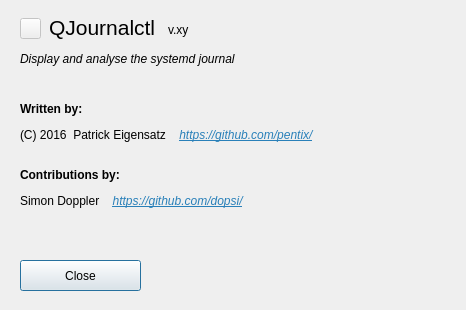
This is ui/aboutdialog.ui in pentix/qjournalctl as Qt 5 draws it before an edit. The edited form follows.
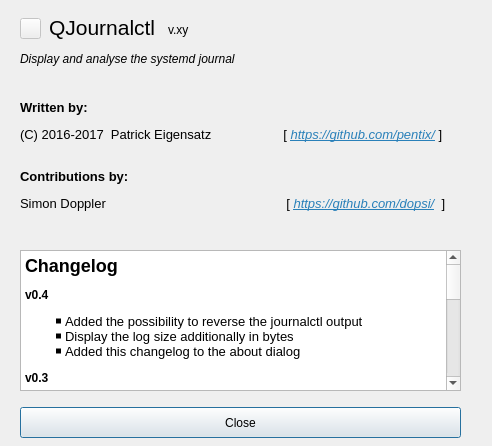
This is the edited form. Icons and pictures are not drawn.

Commit message: Added changelog to the about dialog

The edit to the form file:
```diff
--- a/ui/aboutdialog.ui
+++ b/ui/aboutdialog.ui
@@ -6,8 +6,8 @@
    <rect>
     <x>0</x>
     <y>0</y>
-    <width>466</width>
-    <height>310</height>
+    <width>492</width>
+    <height>446</height>
    </rect>
   </property>
   <property name="windowTitle">
@@ -56,20 +56,27 @@
     <rect>
      <x>20</x>
      <y>75</y>
-     <width>411</width>
+     <width>441</width>
      <height>161</height>
     </rect>
    </property>
    <property name="text">
-    <string>&lt;html&gt;&lt;head/&gt;&lt;body&gt;&lt;p&gt;&lt;span style=&quot; font-weight:600;&quot;&gt;Written by:&lt;/span&gt;&lt;/p&gt;&lt;p&gt;(C) 2016 &amp;nbsp;Patrick Eigensatz&amp;nbsp;&amp;nbsp;&amp;nbsp;&amp;nbsp;&lt;a href=&quot;https://github.com/pentix/&quot;&gt;&lt;span style=&quot; font-style:italic; text-decoration: underline; color:#2980b9;&quot;&gt;https://github.com/pentix/&lt;/span&gt;&lt;/a&gt;&lt;br/&gt;&lt;/p&gt;&lt;p&gt;&lt;span style=&quot; font-weight:600;&quot;&gt;Contributions by:&lt;/span&gt;&lt;/p&gt;&lt;p&gt;Simon Doppler&amp;nbsp;&amp;nbsp;&amp;nbsp;&amp;nbsp;&lt;a href=&quot;https://github.com/dopsi/&quot;&gt;&lt;span style=&quot; font-style:italic; text-decoration: underline; color:#2980b9;&quot;&gt;https://github.com/dopsi/&lt;/span&gt;&lt;/a&gt;&lt;/p&gt;&lt;/body&gt;&lt;/html&gt;</string>
+    <string>&lt;!DOCTYPE HTML PUBLIC &quot;-//W3C//DTD HTML 4.0//EN&quot; &quot;http://www.w3.org/TR/REC-html40/strict.dtd&quot;&gt;
+&lt;html&gt;&lt;head&gt;&lt;meta name=&quot;qrichtext&quot; content=&quot;1&quot; /&gt;&lt;style type=&quot;text/css&quot;&gt;
+p, li { white-space: pre-wrap; }
+&lt;/style&gt;&lt;/head&gt;&lt;body style=&quot; font-family:'Noto Sans'; font-size:10pt; font-weight:400; font-style:normal;&quot;&gt;
+&lt;p style=&quot; margin-top:12px; margin-bottom:12px; margin-left:0px; margin-right:0px; -qt-block-indent:0; text-indent:0px;&quot;&gt;&lt;span style=&quot; font-weight:600;&quot;&gt;Written by:&lt;/span&gt;&lt;/p&gt;
+&lt;p style=&quot; margin-top:12px; margin-bottom:12px; margin-left:0px; margin-right:0px; -qt-block-indent:0; text-indent:0px;&quot;&gt;(C) 2016-2017  Patrick Eigensatz                    [ &lt;a href=&quot;https://github.com/pentix/&quot;&gt;&lt;span style=&quot; font-style:italic; text-decoration: underline; color:#2980b9;&quot;&gt;https://github.com/pentix/&lt;/span&gt;&lt;/a&gt; ]&lt;br /&gt;&lt;/p&gt;
+&lt;p style=&quot; margin-top:12px; margin-bottom:12px; margin-left:0px; margin-right:0px; -qt-block-indent:0; text-indent:0px;&quot;&gt;&lt;span style=&quot; font-weight:600;&quot;&gt;Contributions by:&lt;/span&gt;&lt;/p&gt;
+&lt;p style=&quot; margin-top:12px; margin-bottom:12px; margin-left:0px; margin-right:0px; -qt-block-indent:0; text-indent:0px;&quot;&gt;Simon Doppler                                                  [ &lt;a href=&quot;https://github.com/dopsi/&quot;&gt;&lt;span style=&quot; font-style:italic; text-decoration: underline; color:#2980b9;&quot;&gt;https://github.com/dopsi/&lt;/span&gt;&lt;/a&gt;  ]&lt;/p&gt;&lt;/body&gt;&lt;/html&gt;</string>
    </property>
   </widget>
   <widget class="QPushButton" name="pushButton">
    <property name="geometry">
     <rect>
      <x>20</x>
-     <y>260</y>
-     <width>121</width>
+     <y>407</y>
+     <width>441</width>
      <height>31</height>
     </rect>
    </property>
@@ -115,6 +122,46 @@
      <normaloff>:/ui/icon.xpm</normaloff>:/ui/icon.xpm</iconset>
    </property>
   </widget>
+  <widget class="QTextEdit" name="textEdit">
+   <property name="geometry">
+    <rect>
+     <x>20</x>
+     <y>250</y>
+     <width>441</width>
+     <height>141</height>
+    </rect>
+   </property>
+   <property name="readOnly">
+    <bool>true</bool>
+   </property>
+   <property name="html">
+    <string>&lt;!DOCTYPE HTML PUBLIC &quot;-//W3C//DTD HTML 4.0//EN&quot; &quot;http://www.w3.org/TR/REC-html40/strict.dtd&quot;&gt;
+&lt;html&gt;&lt;head&gt;&lt;meta name=&quot;qrichtext&quot; content=&quot;1&quot; /&gt;&lt;style type=&quot;text/css&quot;&gt;
+p, li { white-space: pre-wrap; }
+&lt;/style&gt;&lt;/head&gt;&lt;body style=&quot; font-family:'Noto Sans'; font-size:10pt; font-weight:400; font-style:normal;&quot;&gt;
+&lt;p style=&quot; margin-top:16px; margin-bottom:12px; margin-left:0px; margin-right:0px; -qt-block-indent:0; text-indent:0px;&quot;&gt;&lt;a name=&quot;changelog&quot;&gt;&lt;/a&gt;&lt;span style=&quot; font-size:x-large; font-weight:600;&quot;&gt;C&lt;/span&gt;&lt;span style=&quot; font-size:x-large; font-weight:600;&quot;&gt;hangelog&lt;/span&gt;&lt;/p&gt;
+&lt;p style=&quot; margin-top:12px; margin-bottom:12px; margin-left:0px; margin-right:0px; -qt-block-indent:0; text-indent:0px;&quot;&gt;&lt;a name=&quot;v0-4&quot;&gt;&lt;/a&gt;&lt;span style=&quot; font-size:medium; font-weight:600;&quot;&gt;v&lt;/span&gt;&lt;span style=&quot; font-size:medium; font-weight:600;&quot;&gt;0.4&lt;/span&gt;&lt;/p&gt;
+&lt;ul type=&quot;square&quot; style=&quot;margin-top: 0px; margin-bottom: 0px; margin-left: 0px; margin-right: 0px; -qt-list-indent: 1;&quot;&gt;&lt;li style=&quot; margin-top:12px; margin-bottom:0px; margin-left:0px; margin-right:0px; -qt-block-indent:0; text-indent:0px;&quot;&gt;Added the possibility to reverse the journalctl output&lt;/li&gt;
+&lt;li style=&quot; margin-top:0px; margin-bottom:0px; margin-left:0px; margin-right:0px; -qt-block-indent:0; text-indent:0px;&quot;&gt;Display the log size additionally in bytes&lt;/li&gt;
+&lt;li style=&quot; margin-top:0px; margin-bottom:12px; margin-left:0px; margin-right:0px; -qt-block-indent:0; text-indent:0px;&quot;&gt;Added this changelog to the about dialog&lt;/li&gt;&lt;/ul&gt;
+&lt;p style=&quot; margin-top:12px; margin-bottom:12px; margin-left:0px; margin-right:0px; -qt-block-indent:0; text-indent:0px;&quot;&gt;&lt;a name=&quot;v0-3&quot;&gt;&lt;/a&gt;&lt;span style=&quot; font-size:medium; font-weight:600;&quot;&gt;v&lt;/span&gt;&lt;span style=&quot; font-size:medium; font-weight:600;&quot;&gt;0.3&lt;/span&gt;&lt;/p&gt;
+&lt;ul type=&quot;square&quot; style=&quot;margin-top: 0px; margin-bottom: 0px; margin-left: 0px; margin-right: 0px; -qt-list-indent: 1;&quot;&gt;&lt;li style=&quot; margin-top:12px; margin-bottom:0px; margin-left:0px; margin-right:0px; -qt-block-indent:0; text-indent:0px;&quot;&gt;Show an error message if no boots were found (#2)&lt;/li&gt;
+&lt;li style=&quot; margin-top:0px; margin-bottom:0px; margin-left:0px; margin-right:0px; -qt-block-indent:0; text-indent:0px;&quot;&gt;Implemented a &amp;quot;Show current boot&amp;quot; button (#3)&lt;/li&gt;
+&lt;li style=&quot; margin-top:0px; margin-bottom:12px; margin-left:0px; margin-right:0px; -qt-block-indent:0; text-indent:0px;&quot;&gt;UI improvements&lt;/li&gt;&lt;/ul&gt;
+&lt;p style=&quot; margin-top:12px; margin-bottom:12px; margin-left:0px; margin-right:0px; -qt-block-indent:0; text-indent:0px;&quot;&gt;&lt;a name=&quot;v0-21&quot;&gt;&lt;/a&gt;&lt;span style=&quot; font-size:medium; font-weight:600;&quot;&gt;v&lt;/span&gt;&lt;span style=&quot; font-size:medium; font-weight:600;&quot;&gt;0.21&lt;/span&gt;&lt;/p&gt;
+&lt;ul type=&quot;square&quot; style=&quot;margin-top: 0px; margin-bottom: 0px; margin-left: 0px; margin-right: 0px; -qt-list-indent: 1;&quot;&gt;&lt;li style=&quot; margin-top:12px; margin-bottom:0px; margin-left:0px; margin-right:0px; -qt-block-indent:0; text-indent:0px;&quot;&gt;Created a icon for QJournalctl&lt;/li&gt;
+&lt;li style=&quot; margin-top:0px; margin-bottom:0px; margin-left:0px; margin-right:0px; -qt-block-indent:0; text-indent:0px;&quot;&gt;Add a quit shortcut and the corresponding menu item (#1)&lt;/li&gt;
+&lt;li style=&quot; margin-top:0px; margin-bottom:12px; margin-left:0px; margin-right:0px; -qt-block-indent:0; text-indent:0px;&quot;&gt;Mentioned the contributions of @dopsi&lt;/li&gt;&lt;/ul&gt;
+&lt;p style=&quot; margin-top:12px; margin-bottom:12px; margin-left:0px; margin-right:0px; -qt-block-indent:0; text-indent:0px;&quot;&gt;&lt;a name=&quot;v0-2&quot;&gt;&lt;/a&gt;&lt;span style=&quot; font-size:medium; font-weight:600;&quot;&gt;v&lt;/span&gt;&lt;span style=&quot; font-size:medium; font-weight:600;&quot;&gt;0.2&lt;/span&gt;&lt;/p&gt;
+&lt;ul type=&quot;square&quot; style=&quot;margin-top: 0px; margin-bottom: 0px; margin-left: 0px; margin-right: 0px; -qt-list-indent: 1;&quot;&gt;&lt;li style=&quot; margin-top:12px; margin-bottom:0px; margin-left:0px; margin-right:0px; -qt-block-indent:0; text-indent:0px;&quot;&gt;UI improvements&lt;/li&gt;
+&lt;li style=&quot; margin-top:0px; margin-bottom:12px; margin-left:0px; margin-right:0px; -qt-block-indent:0; text-indent:0px;&quot;&gt;Filtering the journal by identifiers&lt;/li&gt;&lt;/ul&gt;
+&lt;p style=&quot; margin-top:12px; margin-bottom:12px; margin-left:0px; margin-right:0px; -qt-block-indent:0; text-indent:0px;&quot;&gt;&lt;a name=&quot;v0-1-initial-release&quot;&gt;&lt;/a&gt;&lt;span style=&quot; font-size:medium; font-weight:600;&quot;&gt;v&lt;/span&gt;&lt;span style=&quot; font-size:medium; font-weight:600;&quot;&gt;0.1 (Initial Release)&lt;/span&gt;&lt;/p&gt;
+&lt;ul type=&quot;square&quot; style=&quot;margin-top: 0px; margin-bottom: 0px; margin-left: 0px; margin-right: 0px; -qt-list-indent: 1;&quot;&gt;&lt;li style=&quot; margin-top:12px; margin-bottom:0px; margin-left:0px; margin-right:0px; -qt-block-indent:0; text-indent:0px;&quot;&gt;Listing all boots&lt;/li&gt;
+&lt;li style=&quot; margin-top:0px; margin-bottom:0px; margin-left:0px; margin-right:0px; -qt-block-indent:0; text-indent:0px;&quot;&gt;Showing the journal of a specific boot&lt;/li&gt;
+&lt;li style=&quot; margin-top:0px; margin-bottom:0px; margin-left:0px; margin-right:0px; -qt-block-indent:0; text-indent:0px;&quot;&gt;Showing the complete journal&lt;/li&gt;
+&lt;li style=&quot; margin-top:0px; margin-bottom:12px; margin-left:0px; margin-right:0px; -qt-block-indent:0; text-indent:0px;&quot;&gt;Filter by date or priority &lt;/li&gt;&lt;/ul&gt;&lt;/body&gt;&lt;/html&gt;</string>
+   </property>
+  </widget>
  </widget>
  <resources>
   <include location="icon.qrc"/>
```
